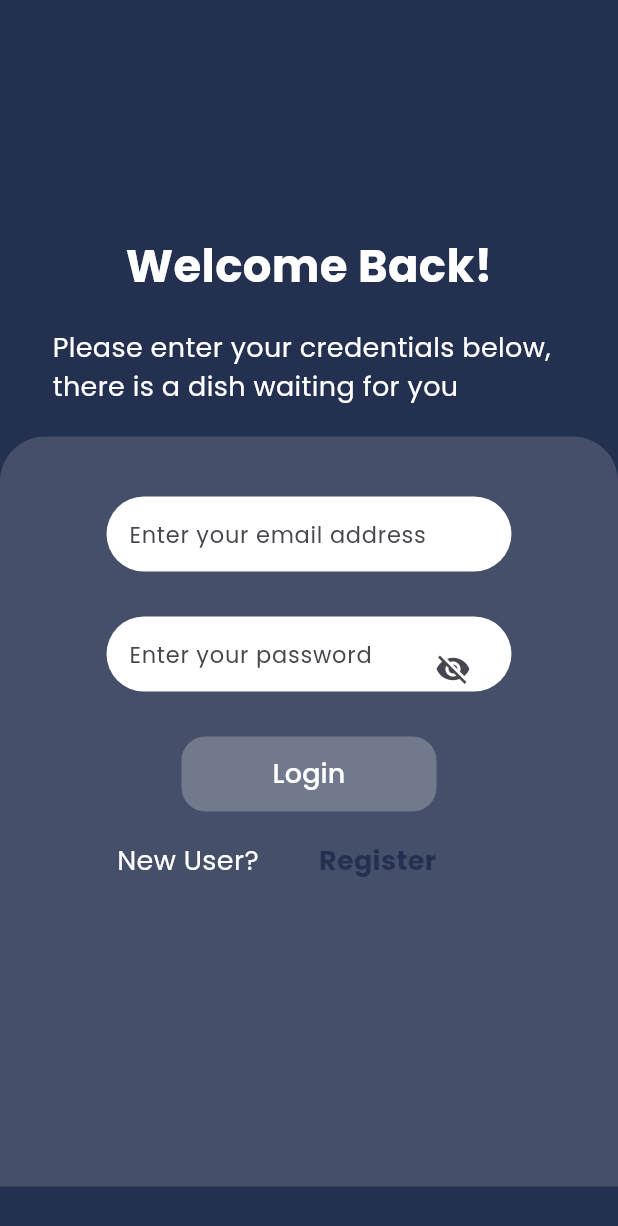
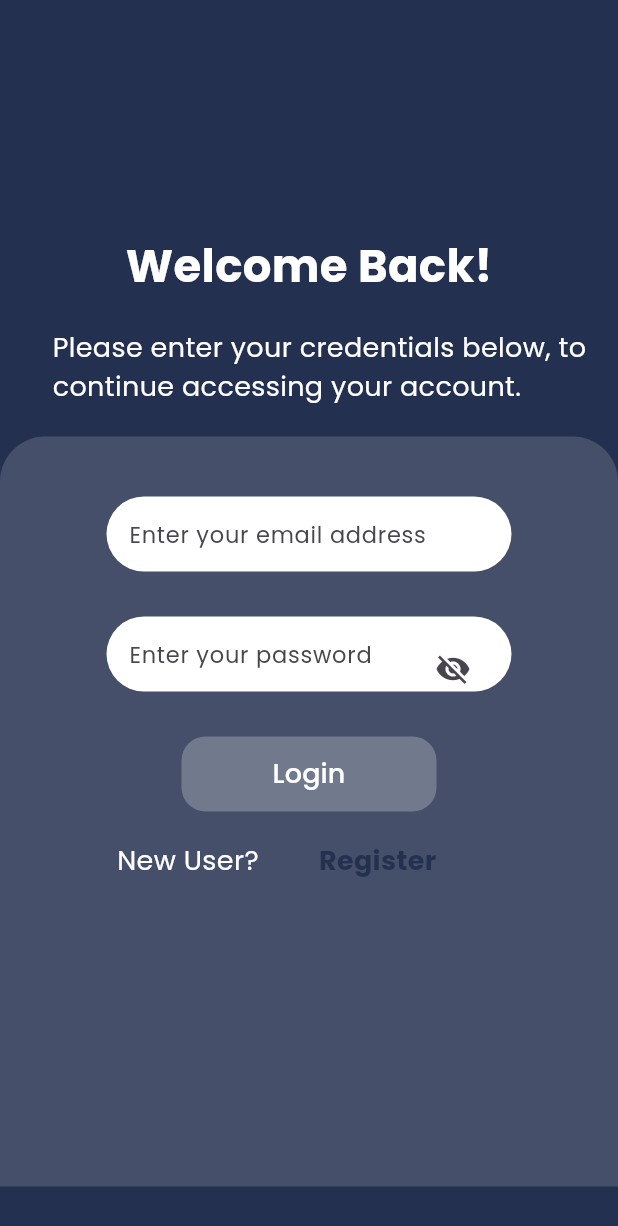
Before and after one commit to JohnGastone/Mwanafunzi-Portal, a Flutter app: the screen it shows after launch, on a phone screen of 412 x 824 dp. Shown: the top 1226 px of the screen. Run offline on Flutter 3.47's test engine with Material 3 defaults, Android fonts, the phone set to English and light mode, and no system bars; our stand-ins replace google_fonts, image_picker.

Commit message:
Update sign-in prompt for clarity

```diff
--- a/lib/Authentication/signIn.dart
+++ b/lib/Authentication/signIn.dart
@@ -47,7 +47,7 @@ class _LoginpageState extends State<Loginpage> {
             Padding(
               padding: const EdgeInsets.only(left: 35, right: 20),
               child: Text(
-                "Please enter your credentials below, there is a dish waiting for you",
+                "Please enter your credentials below, to continue accessing your account.",
                 style: GoogleFonts.poppins(fontSize: 18, color: Colors.white),
               ),
             ),
```
